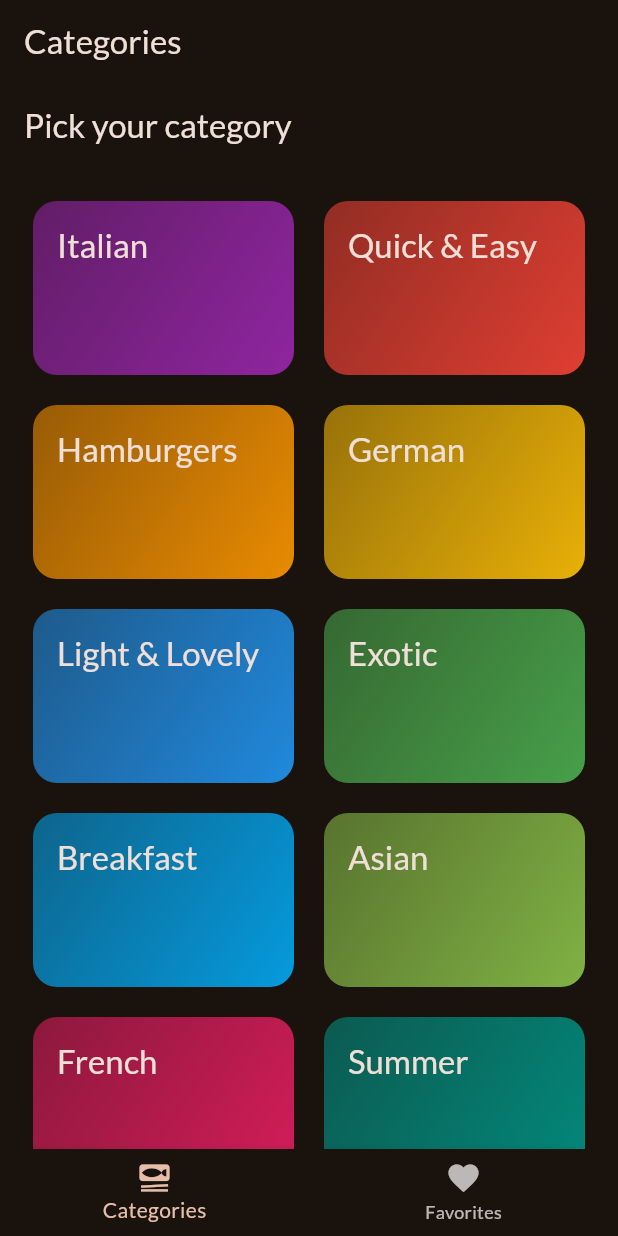
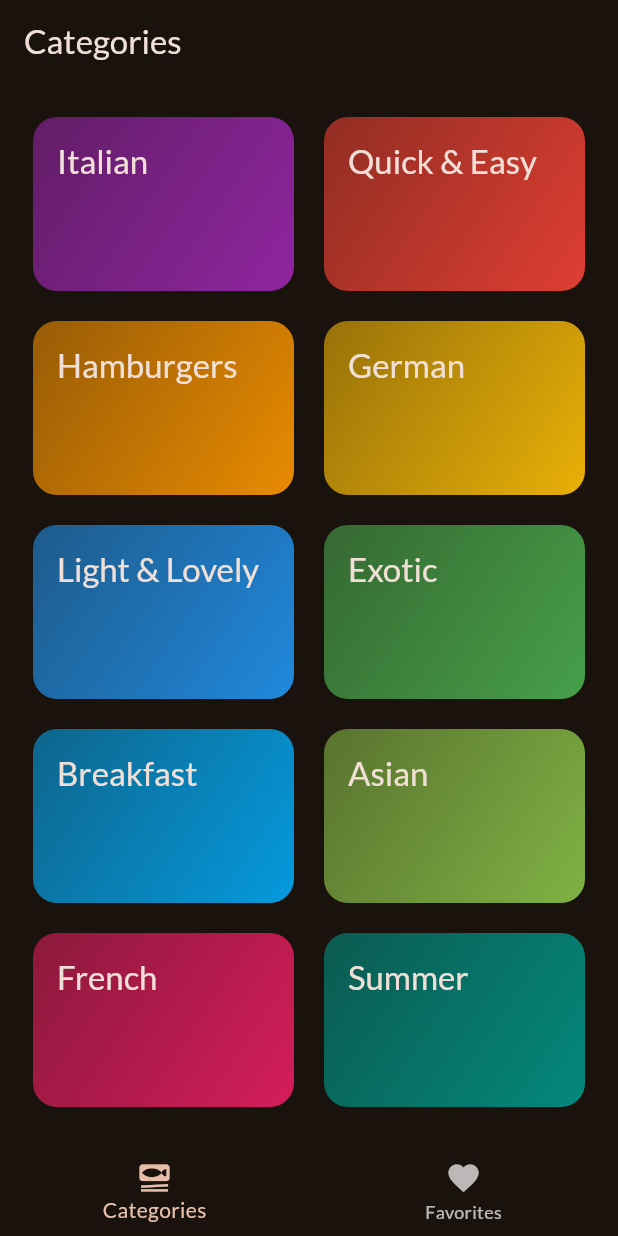
Before and after one commit to upendraTRL/MealsApp, a Flutter app: the screen it shows after launch, on a phone screen of 412 x 824 dp. Run offline on Flutter 3.47's test engine with Material 2 defaults, Android fonts, the phone set to English and light mode, and no system bars; our stand-ins replace google_fonts, transparent_image.

```diff
--- a/lib/screens/categories.dart
+++ b/lib/screens/categories.dart
@@ -1,11 +1,14 @@
 import 'package:flutter/material.dart';
 import 'package:meals/data/dummy_data.dart';
 import 'package:meals/models/category.dart';
+import 'package:meals/models/meal.dart';
 import 'package:meals/screens/meals.dart';
 import 'package:meals/widgets/category_grid_item.dart';
 
 class CategoriesScreen extends StatelessWidget {
-  const CategoriesScreen({super.key});
+  const CategoriesScreen({super.key, required this.onToggleFavorite});
+
+  final void Function(Meal meal) onToggleFavorite;
 
   void _selectCategory(BuildContext context, Category category) {
     final filteredMeals = dummyMeals
@@ -17,6 +20,7 @@ class CategoriesScreen extends StatelessWidget {
         builder: (ctx) => MealsScreen(
           title: category.title,
           meals: filteredMeals,
+          onToggleFavorite: onToggleFavorite,
         ),
       ),
     ); //Navigator.push(context, route);
@@ -24,11 +28,7 @@ class CategoriesScreen extends StatelessWidget {
 
   @override
   Widget build(BuildContext context) {
-    return Scaffold(
-      appBar: AppBar(
-        title: const Text('Pick your category'),
-      ),
-      body: GridView(
+    return GridView(
       padding: const EdgeInsets.all(22),
       gridDelegate: const SliverGridDelegateWithFixedCrossAxisCount(
         crossAxisCount: 2, //No of columns
@@ -45,7 +45,6 @@ class CategoriesScreen extends StatelessWidget {
             },
           )
       ],
-      ),
     );
   }
 }
```
Also changed, not shown: lib/screens/meal_details.dart (+13 -1 lines), lib/screens/meals.dart (+14 -3 lines), lib/screens/tabs.dart (+20 -2 lines). Lines whose indentation alone changed are shown as unchanged.
